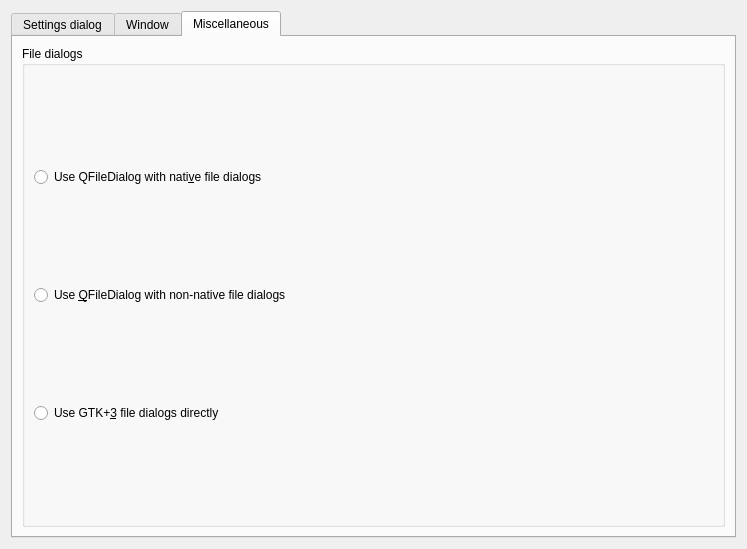
Qt form src/gui/settings/SettingsPageGeneral.ui (gvansickle/AwesomeMediaLibraryManager) before a commit.
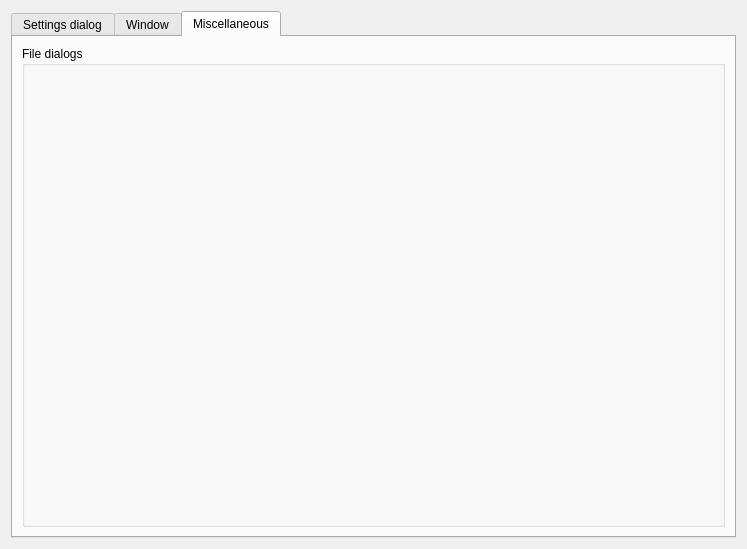
The same form after that commit. The open tabs and pages were chosen to show the change. Custom widgets are drawn as their Qt base class.

```diff
--- a/src/gui/settings/SettingsPageGeneral.ui
+++ b/src/gui/settings/SettingsPageGeneral.ui
@@ -144,29 +144,7 @@
          <property name="title">
           <string>File dialogs</string>
          </property>
-         <layout class="QGridLayout" name="gridLayout_6">
-          <item row="0" column="0">
-           <widget class="QRadioButton" name="kcfg_FileDialogsQFDPlusNative">
-            <property name="text">
-             <string>Use QFileDialog with nati&amp;ve file dialogs</string>
-            </property>
-           </widget>
-          </item>
-          <item row="1" column="0">
-           <widget class="QRadioButton" name="kcfg_FileDialogsQFDPlusNonNative">
-            <property name="text">
-             <string>Use &amp;QFileDialog with non-native file dialogs</string>
-            </property>
-           </widget>
-          </item>
-          <item row="2" column="0">
-           <widget class="QRadioButton" name="kcfg_FileDialogsGTK3Direct">
-            <property name="text">
-             <string>Use GTK+&amp;3 file dialogs directly</string>
-            </property>
-           </widget>
-          </item>
-         </layout>
+         <layout class="QGridLayout" name="gridLayout_6"/>
         </widget>
        </item>
       </layout>
@@ -175,6 +153,13 @@
    </item>
   </layout>
  </widget>
+ <customwidgets>
+  <customwidget>
+   <class>KComboBox</class>
+   <extends>QComboBox</extends>
+   <header>kcombobox.h</header>
+  </customwidget>
+ </customwidgets>
  <resources/>
  <connections/>
 </ui>
```
Left out of the diff: 17 changed lines with no effect on the pictures.
